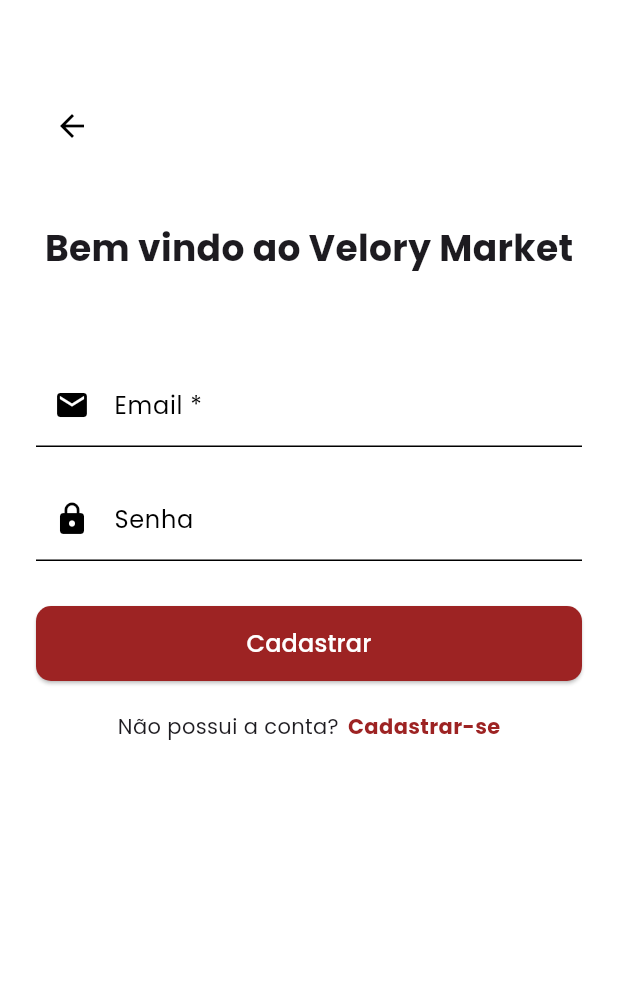
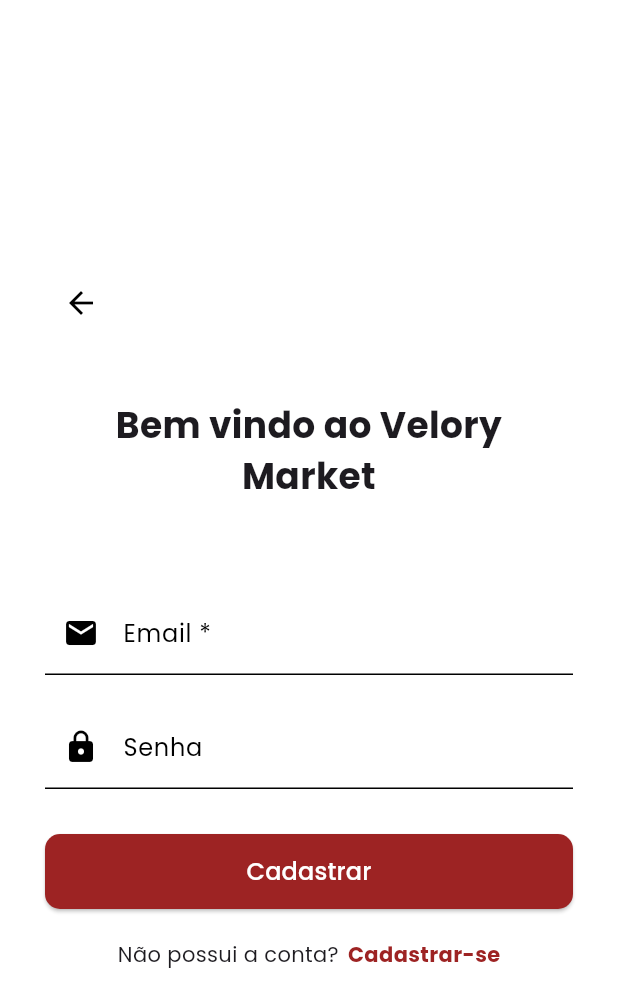
Before and after one commit to JoanaPixel/CatalogoProduto_flutter, a Flutter app: the LoginScreen screen opened directly, on a phone screen of 412 x 824 dp. Shown: the top 1007 px of the screen. Run offline on Flutter 3.47's test engine with Material 3 defaults, Android fonts, the phone set to English and light mode, and no system bars; our stand-ins replace flutter_secure_storage, google_fonts, supabase_flutter; accounts and stored records are empty.

Commit message:
4 - ajustes na responsividade do layout de loginScreen

```diff
--- a/lib/screens/login_screen.dart
+++ b/lib/screens/login_screen.dart
@@ -46,11 +46,18 @@
 
   @override
   Widget build(BuildContext context) {
+    final screenWidth = MediaQuery.of(context).size.width;
+    final horizontalPadding = screenWidth < 360 ? 16.0 : 24.0;
+
     return Scaffold(
-      body: Container(
-        height: double.infinity,
-        width: double.infinity,
-        padding: const EdgeInsets.symmetric(horizontal: 24.0, vertical: 60),
+      body: Center(
+        child: ConstrainedBox(
+          constraints: BoxConstraints(maxWidth: 400),
+          child: Padding(
+            padding: EdgeInsets.symmetric(
+              horizontal: horizontalPadding,
+              vertical: 60,
+            ),
             child: SingleChildScrollView(
               child: Column(
                 crossAxisAlignment: CrossAxisAlignment.center,
@@ -58,25 +65,20 @@
                   Align(
                     alignment: Alignment.centerLeft,
                     child: IconButton(
-                  icon: const Icon(
-                    Icons.arrow_back,
-                    color: Color.fromARGB(255, 0, 0, 0),
-                  ),
+                      icon: const Icon(Icons.arrow_back, color: Colors.black),
                       onPressed: () {
                         Navigator.pop(context);
                       },
                     ),
                   ),
-
                   const SizedBox(height: 40),
 
-              Center(
-                child: Text(
+                  Text(
                     'Bem vindo ao Velory Market',
+                    textAlign: TextAlign.center,
                     style: GoogleFonts.poppins(
                       fontSize: 24,
                       fontWeight: FontWeight.bold,
-                  ),
                     ),
                   ),
 
@@ -96,14 +98,11 @@
                       children: [
                         TextFormField(
                           controller: _emailController,
-                      decoration: InputDecoration(
+                          decoration: const InputDecoration(
                             labelText: 'Email *',
-                        prefixIcon: const Icon(
-                          Icons.email,
-                          color: Colors.black,
+                            prefixIcon: Icon(Icons.email, color: Colors.black),
                           ),
-                      ),
-                      validator: (String? value) {
+                          validator: (value) {
                             if (value == null || value.isEmpty) {
                               return 'O email não pode estar vazio.';
                             }
@@ -113,19 +112,13 @@
                             return null;
                           },
                         ),
-
                         const SizedBox(height: 20),
-
                         TextFormField(
                           controller: _passwordController,
-                      // oculta o que está digitando
                           obscureText: true,
-                      decoration: InputDecoration(
-                        labelText: 'Senha ',
-                        prefixIcon: const Icon(
-                          Icons.lock,
-                          color: Color.fromARGB(255, 0, 0, 0),
-                        ),
+                          decoration: const InputDecoration(
+                            labelText: 'Senha',
+                            prefixIcon: Icon(Icons.lock, color: Colors.black),
                           ),
                           validator: (value) {
                             if (value == null || value.length < 6) {
@@ -140,7 +133,6 @@
 
                   const SizedBox(height: 30),
 
-              // botão de entrar
                   SizedBox(
                     width: double.infinity,
                     height: 50,
@@ -154,38 +146,40 @@
                                 }
                               },
                       style: ElevatedButton.styleFrom(
-                    backgroundColor: Color(0xFF9D2323),
+                        backgroundColor: const Color(0xFF9D2323),
                         shape: RoundedRectangleBorder(
                           borderRadius: BorderRadius.circular(10),
                         ),
                       ),
                       child:
                           _isLoading
-                          ? const CircularProgressIndicator(color: Colors.white)
+                              ? const CircularProgressIndicator(
+                                color: Colors.white,
+                              )
                               : const Text(
                                 'Cadastrar',
-                            style: TextStyle(fontSize: 16, color: Colors.white),
+                                style: TextStyle(
+                                  fontSize: 16,
+                                  color: Colors.white,
+                                ),
                               ),
                     ),
                   ),
 
                   const SizedBox(height: 20),
 
-              // botão para mudar de tela para outra se não tem cadastro
                   Row(
                     mainAxisAlignment: MainAxisAlignment.center,
                     children: [
                       const Text("Não possui a conta?"),
                       GestureDetector(
-                    /* utilizo onTap para detectar qualquer toques/taps genéricos
-                    em qualquer widget (não apenas botões) */
                         onTap: () {
                           Navigator.push(
                             context,
                             MaterialPageRoute(builder: (_) => RegisterScreen()),
                           );
                         },
-                    child: Padding(
+                        child: const Padding(
                           padding: EdgeInsets.only(left: 6),
                           child: Text(
                             "Cadastrar-se",
@@ -202,6 +196,8 @@
               ),
             ),
           ),
+        ),
+      ),
     );
   }
 }
```
Lines whose indentation alone changed are shown as unchanged.
